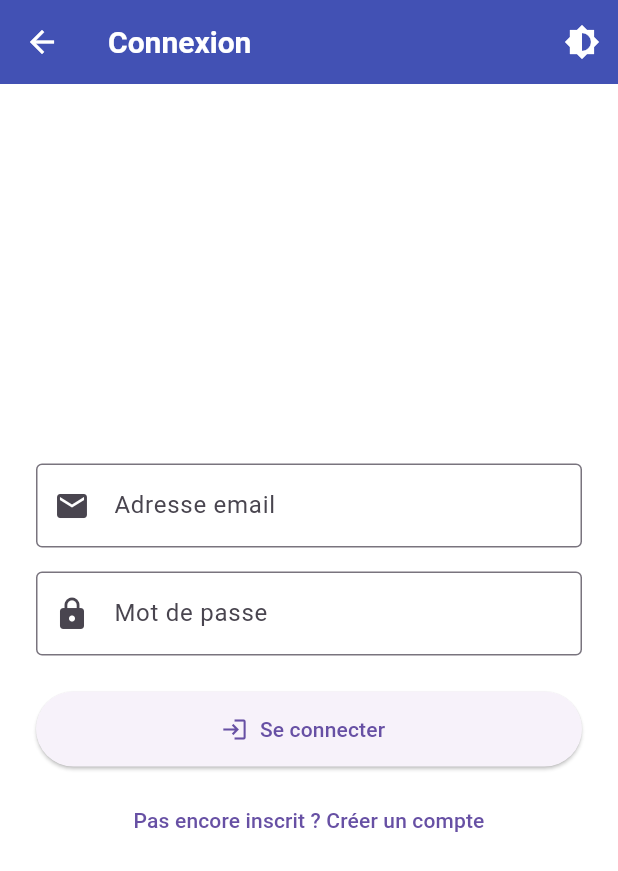
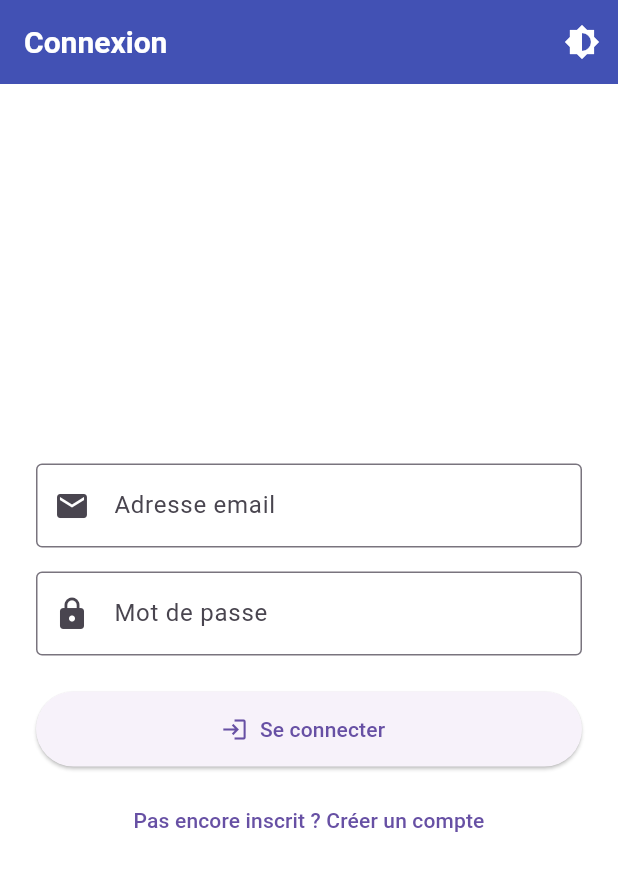
Before and after one commit to matteoVcs/habit_tracker, a Flutter app: the HabitListPage screen opened directly, item 2 of the bottom bar chosen, after a tap on the "logout" icon, on a phone screen of 412 x 824 dp. Shown: the top 871 px of the screen. Run offline on Flutter 3.47's test engine with Material 3 defaults, Android fonts, the phone set to English and light mode, and no system bars; our stand-ins replace supabase_flutter; accounts and stored records are empty.

Commit message:
logout loop fix

```diff
--- a/lib/habit_list_page.dart
+++ b/lib/habit_list_page.dart
@@ -3,6 +3,7 @@ import 'package:intl/intl.dart';
 import 'db/supabase_helper.dart';
 import 'stats_page.dart';
 import 'style/theme_controller.dart';
+import 'login_page.dart';
 
 class HabitListPage extends StatefulWidget {
   const HabitListPage({super.key});
@@ -22,12 +23,15 @@ class _HabitListPageState extends State<HabitListPage> {
 @override
 void initState() {
   super.initState();
-  if (supabase.auth.currentUser == null) {
+  Future.microtask(() {
+    if (supabase.auth.currentUser == null && mounted) {
       Navigator.of(context).pushReplacementNamed('/');
-    return;
-  }
+    } else {
       _loadHabits();
     }
+  });
+}
+
 
 
   Future<void> _loadHabits() async {
@@ -185,8 +189,11 @@ class _HabitListPageState extends State<HabitListPage> {
           tooltip: 'Déconnexion',
           onPressed: () async {
           await supabase.auth.signOut();
-            if (context.mounted) {
-              Navigator.of(context).pushReplacementNamed('/');
+          if (mounted) {
+            Navigator.of(context).pushAndRemoveUntil(
+              MaterialPageRoute(builder: (_) => const LoginPage()),
+              (route) => false,
+            );
           }
         },
         ),
```
Lines whose indentation alone changed are shown as unchanged.
